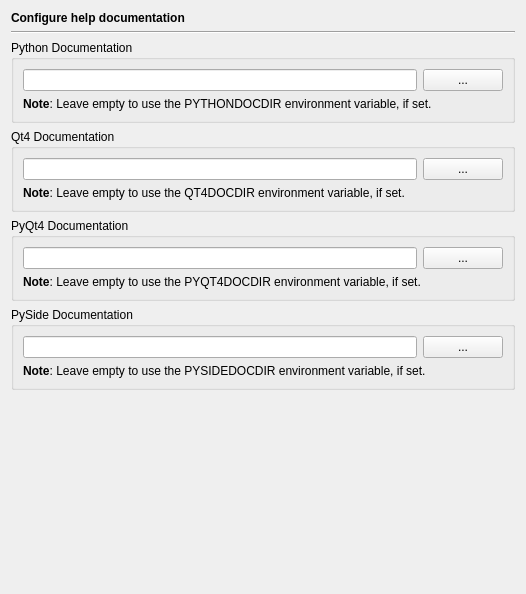
testmana2/test, file Preferences/ConfigurationPages/HelpDocumentationPage.ui: the form before one commit.
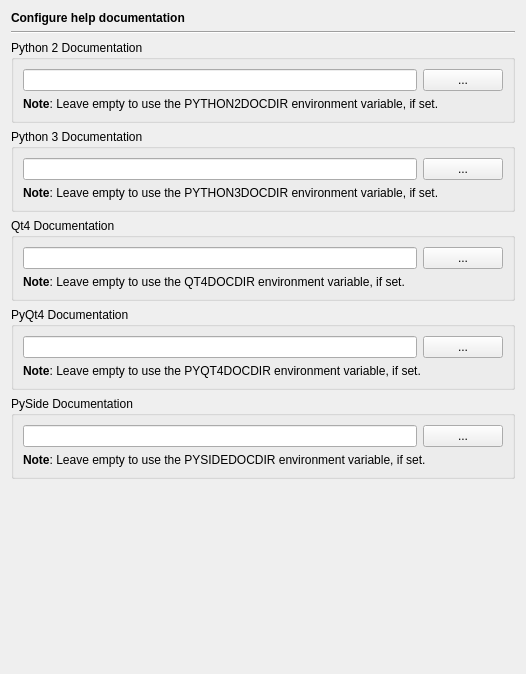
The form after the commit.

Commit message: Added a pyflakes checker function for Python 2 files and made some additional Python 2 related changes.

Diff of the .ui file:
```diff
--- a/Preferences/ConfigurationPages/HelpDocumentationPage.ui
+++ b/Preferences/ConfigurationPages/HelpDocumentationPage.ui
@@ -7,7 +7,7 @@
     <x>0</x>
     <y>0</y>
     <width>526</width>
-    <height>594</height>
+    <height>674</height>
    </rect>
   </property>
   <layout class="QVBoxLayout" name="verticalLayout">
@@ -31,10 +31,46 @@
      </property>
     </widget>
    </item>
+   <item>
+    <widget class="QGroupBox" name="groupBox_5">
+     <property name="title">
+      <string>Python 2 Documentation</string>
+     </property>
+     <layout class="QGridLayout" name="_2">
+      <item row="0" column="1">
+       <widget class="QPushButton" name="python2DocDirButton">
+        <property name="toolTip">
+         <string>Press to select the Python 2 documentation directory via a dialog</string>
+        </property>
+        <property name="text">
+         <string>...</string>
+        </property>
+       </widget>
+      </item>
+      <item row="0" column="0">
+       <widget class="QLineEdit" name="python2DocDirEdit">
+        <property name="toolTip">
+         <string>Enter the Python 2 documentation directory</string>
+        </property>
+       </widget>
+      </item>
+      <item row="1" column="0" colspan="2">
+       <widget class="QLabel" name="textLabel1_8_3">
+        <property name="text">
+         <string>&lt;b&gt;Note&lt;/b&gt;: Leave empty to use the PYTHON2DOCDIR environment variable, if set.</string>
+        </property>
+        <property name="wordWrap">
+         <bool>true</bool>
+        </property>
+       </widget>
+      </item>
+     </layout>
+    </widget>
+   </item>
    <item>
     <widget class="QGroupBox" name="groupBox_4">
      <property name="title">
-      <string>Python Documentation</string>
+      <string>Python 3 Documentation</string>
      </property>
      <layout class="QGridLayout">
       <item row="0" column="1">
@@ -57,7 +93,10 @@
       <item row="1" column="0" colspan="2">
        <widget class="QLabel" name="textLabel1_8_2">
         <property name="text">
-         <string>&lt;b&gt;Note&lt;/b&gt;: Leave empty to use the PYTHONDOCDIR environment variable, if set.</string>
+         <string>&lt;b&gt;Note&lt;/b&gt;: Leave empty to use the PYTHON3DOCDIR environment variable, if set.</string>
+        </property>
+        <property name="wordWrap">
+         <bool>true</bool>
         </property>
        </widget>
       </item>
@@ -92,6 +131,9 @@
         <property name="text">
          <string>&lt;b&gt;Note&lt;/b&gt;: Leave empty to use the QT4DOCDIR environment variable, if set.</string>
         </property>
+        <property name="wordWrap">
+         <bool>true</bool>
+        </property>
        </widget>
       </item>
      </layout>
@@ -125,6 +167,9 @@
         <property name="text">
          <string>&lt;b&gt;Note&lt;/b&gt;: Leave empty to use the PYQT4DOCDIR environment variable, if set.</string>
         </property>
+        <property name="wordWrap">
+         <bool>true</bool>
+        </property>
        </widget>
       </item>
      </layout>
@@ -158,6 +203,9 @@
         <property name="text">
          <string>&lt;b&gt;Note&lt;/b&gt;: Leave empty to use the PYSIDEDOCDIR environment variable, if set.</string>
         </property>
+        <property name="wordWrap">
+         <bool>true</bool>
+        </property>
        </widget>
       </item>
      </layout>
```
Left out of the diff: 6 changed lines with no effect on the pictures. The commit also changes 46 other files.
